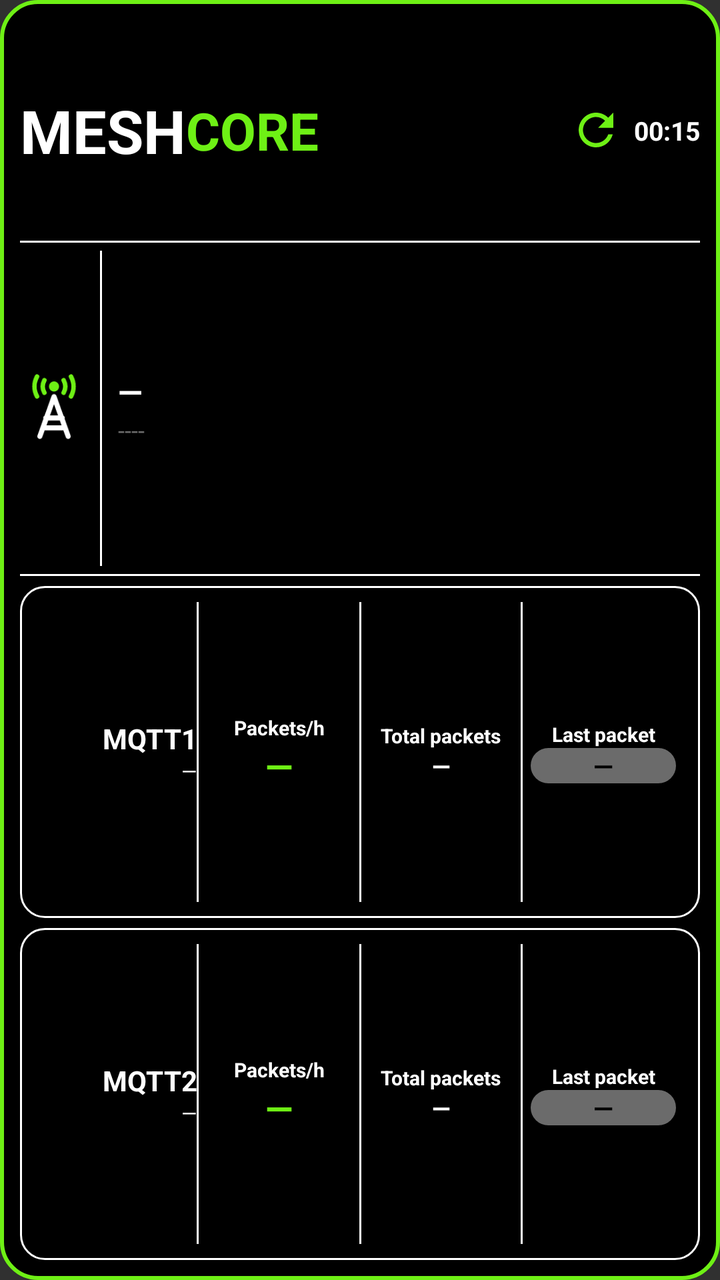
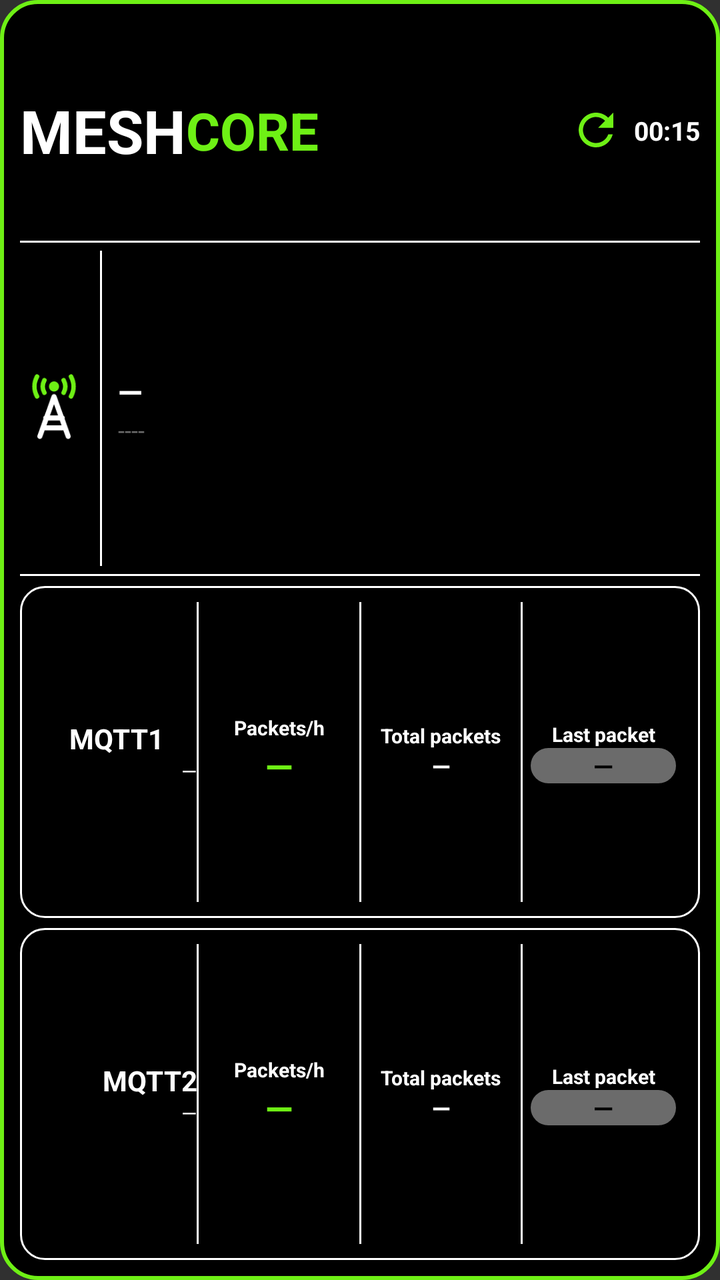

Screens rendered from an Android XML layout before and after an edit, with the pre-edit source and the edit as a unified diff.
<!-- AndroidManifest.xml: application theme android:Theme.Material.NoActionBar -->
<!-- res/layout/widget_observer.xml -->
<?xml version="1.0" encoding="utf-8"?>
<LinearLayout xmlns:android="http://schemas.android.com/apk/res/android"
    android:id="@+id/widget_root"
    android:layout_width="match_parent"
    android:layout_height="match_parent"
    android:orientation="vertical"
    android:padding="10dp"
    android:background="@drawable/widget_bg">

    
    <LinearLayout
        android:layout_width="match_parent"
        android:layout_height="0dp"
        android:layout_weight="2"
        android:orientation="horizontal"
        android:gravity="center_vertical">
        <TextView android:layout_width="wrap_content" android:layout_height="wrap_content"
            android:text="MESH" android:textColor="#FFFFFF" android:textStyle="bold" android:textSize="30sp" android:maxLines="1"/>
        <TextView android:layout_width="wrap_content" android:layout_height="wrap_content"
            android:text="CORE" android:textColor="#6EF015" android:textStyle="bold" android:textSize="26sp" android:maxLines="1"/>
        <FrameLayout android:layout_width="0dp" android:layout_height="1dp" android:layout_weight="1"/>
        <ImageView android:id="@+id/refresh_icon" android:layout_width="26dp" android:layout_height="26dp"
            android:src="@drawable/ic_refresh" android:contentDescription="@null"/>
        <ProgressBar android:id="@+id/refresh_spinner" style="?android:attr/progressBarStyleSmall"
            android:layout_width="26dp" android:layout_height="26dp" android:indeterminate="true"
            android:indeterminateTint="#FFFF9500" android:visibility="gone"/>
        <TextView android:id="@+id/interval_text" android:layout_width="wrap_content" android:layout_height="wrap_content"
            android:layout_marginStart="6dp" android:text="00:15" android:textColor="#FFFFFF" android:textStyle="bold" android:textSize="13sp" android:maxLines="1"/>
    </LinearLayout>

    <FrameLayout android:layout_width="match_parent" android:layout_height="1dp" android:background="#FFFFFF"/>

    
    <LinearLayout
        android:layout_width="match_parent"
        android:layout_height="0dp"
        android:layout_weight="3"
        android:orientation="horizontal"
        android:gravity="center_vertical"
        android:paddingTop="4dp" android:paddingBottom="4dp">
        <ImageView android:layout_width="34dp" android:layout_height="34dp"
            android:src="@drawable/ic_tower" android:contentDescription="@null"/>
        <FrameLayout android:layout_width="1dp" android:layout_height="match_parent" android:layout_marginStart="6dp" android:layout_marginEnd="8dp" android:background="#FFFFFF"/>
        <LinearLayout android:layout_width="0dp" android:layout_height="wrap_content" android:layout_weight="1" android:orientation="vertical" android:gravity="center_vertical">
            <TextView android:id="@+id/obs_name" android:layout_width="match_parent" android:layout_height="wrap_content"
                android:text="—" android:textColor="#FFFFFF" android:textStyle="bold" android:textSize="16sp" android:maxLines="1" android:ellipsize="end"/>
            <TextView android:id="@+id/obs_hash" android:layout_width="match_parent" android:layout_height="wrap_content"
                android:text="----" android:textColor="#6B6B6B" android:textSize="12sp" android:maxLines="1" android:ellipsize="end"/>
        </LinearLayout>
    </LinearLayout>

    <FrameLayout android:layout_width="match_parent" android:layout_height="1dp" android:background="#FFFFFF" android:layout_marginBottom="5dp"/>

    
    <LinearLayout
        android:layout_width="match_parent" android:layout_height="0dp" android:layout_weight="3"
        android:orientation="horizontal" android:gravity="center_vertical"
        android:background="@drawable/card_outline" android:padding="8dp">
        <LinearLayout android:layout_width="0dp" android:layout_height="wrap_content" android:layout_weight="3" android:orientation="vertical">
            <TextView android:layout_width="match_parent" android:layout_height="wrap_content" android:id="@+id/m1_title" android:text="MQTT1" android:textColor="#FFFFFF" android:textStyle="bold" android:gravity="end" android:textSize="14sp" android:maxLines="1" android:autoSizeTextType="uniform" android:autoSizeMinTextSize="10sp" android:autoSizeMaxTextSize="14sp" android:autoSizeStepGranularity="1sp"/>
            <TextView android:id="@+id/m1_host" android:layout_width="match_parent" android:layout_height="wrap_content" android:text="—" android:textColor="#FFFFFF" android:textSize="10sp" android:gravity="end" android:maxLines="1" android:ellipsize="end" android:autoSizeTextType="uniform" android:autoSizeMinTextSize="6sp" android:autoSizeMaxTextSize="10sp" android:autoSizeStepGranularity="1sp"/>
        </LinearLayout>
        <FrameLayout android:layout_width="1dp" android:layout_height="match_parent" android:background="#FFFFFF"/>
        <LinearLayout android:layout_width="0dp" android:layout_height="wrap_content" android:layout_weight="3" android:orientation="vertical" android:gravity="center_horizontal">
            <TextView android:layout_width="match_parent" android:layout_height="wrap_content" android:text="Packets/h" android:textColor="#FFFFFF" android:textStyle="bold" android:gravity="center" android:textSize="10sp" android:maxLines="1" android:autoSizeTextType="uniform" android:autoSizeMinTextSize="6sp" android:autoSizeMaxTextSize="10sp" android:autoSizeStepGranularity="1sp"/>
            <TextView android:id="@+id/m1_hour" android:layout_width="match_parent" android:layout_height="wrap_content" android:text="—" android:textColor="#6EF015" android:textStyle="bold" android:gravity="center" android:textSize="18sp" android:maxLines="1" android:autoSizeTextType="uniform" android:autoSizeMinTextSize="14sp" android:autoSizeMaxTextSize="24sp" android:autoSizeStepGranularity="1sp"/>
        </LinearLayout>
        <LinearLayout android:id="@+id/m1_total_col" android:layout_width="0dp" android:layout_height="match_parent" android:layout_weight="3" android:orientation="horizontal" android:gravity="center_vertical">
        <FrameLayout android:layout_width="1dp" android:layout_height="match_parent" android:background="#FFFFFF"/>
        <LinearLayout android:layout_width="0dp" android:layout_height="wrap_content" android:layout_weight="1" android:orientation="vertical" android:gravity="center_horizontal">
            <TextView android:layout_width="match_parent" android:layout_height="wrap_content" android:text="Total packets" android:textColor="#FFFFFF" android:textStyle="bold" android:gravity="center" android:textSize="10sp" android:maxLines="1" android:autoSizeTextType="uniform" android:autoSizeMinTextSize="6sp" android:autoSizeMaxTextSize="10sp" android:autoSizeStepGranularity="1sp"/>
            <TextView android:id="@+id/m1_total" android:layout_width="match_parent" android:layout_height="wrap_content" android:text="—" android:textColor="#FFFFFF" android:textStyle="bold" android:gravity="center" android:textSize="12sp" android:maxLines="1" android:autoSizeTextType="uniform" android:autoSizeMinTextSize="10sp" android:autoSizeMaxTextSize="15sp" android:autoSizeStepGranularity="1sp"/>
        </LinearLayout>
        </LinearLayout>
        <FrameLayout android:layout_width="1dp" android:layout_height="match_parent" android:background="#FFFFFF"/>
        <LinearLayout android:layout_width="0dp" android:layout_height="wrap_content" android:layout_weight="3" android:orientation="vertical" android:gravity="center_horizontal">
            <TextView android:layout_width="match_parent" android:layout_height="wrap_content" android:text="Last packet" android:textColor="#FFFFFF" android:textStyle="bold" android:gravity="center" android:textSize="10sp" android:maxLines="1" android:autoSizeTextType="uniform" android:autoSizeMinTextSize="6sp" android:autoSizeMaxTextSize="10sp" android:autoSizeStepGranularity="1sp"/>
            <TextView android:id="@+id/m1_last" android:layout_width="match_parent" android:layout_height="wrap_content" android:gravity="center" android:layout_marginStart="4dp" android:layout_marginEnd="4dp" android:background="@drawable/pill_gray" android:text="—" android:textColor="#000000" android:textStyle="bold" android:textSize="13sp" android:maxLines="1" android:autoSizeTextType="uniform" android:autoSizeMinTextSize="9sp" android:autoSizeMaxTextSize="13sp" android:autoSizeStepGranularity="1sp"/>
        </LinearLayout>
    </LinearLayout>

    <FrameLayout android:layout_width="match_parent" android:layout_height="5dp"/>

    
    <LinearLayout
        android:layout_width="match_parent" android:layout_height="0dp" android:layout_weight="3"
        android:orientation="horizontal" android:gravity="center_vertical"
        android:background="@drawable/card_outline" android:padding="8dp">
        <LinearLayout android:layout_width="0dp" android:layout_height="wrap_content" android:layout_weight="3" android:orientation="vertical">
            <TextView android:layout_width="match_parent" android:layout_height="wrap_content" android:id="@+id/m2_title" android:text="MQTT2" android:textColor="#FFFFFF" android:textStyle="bold" android:gravity="end" android:textSize="14sp" android:maxLines="1" android:autoSizeTextType="uniform" android:autoSizeMinTextSize="10sp" android:autoSizeMaxTextSize="14sp" android:autoSizeStepGranularity="1sp"/>
            <TextView android:id="@+id/m2_host" android:layout_width="match_parent" android:layout_height="wrap_content" android:text="—" android:textColor="#FFFFFF" android:textSize="10sp" android:gravity="end" android:maxLines="1" android:ellipsize="end" android:autoSizeTextType="uniform" android:autoSizeMinTextSize="6sp" android:autoSizeMaxTextSize="10sp" android:autoSizeStepGranularity="1sp"/>
        </LinearLayout>
        <FrameLayout android:layout_width="1dp" android:layout_height="match_parent" android:background="#FFFFFF"/>
        <LinearLayout android:layout_width="0dp" android:layout_height="wrap_content" android:layout_weight="3" android:orientation="vertical" android:gravity="center_horizontal">
            <TextView android:layout_width="match_parent" android:layout_height="wrap_content" android:text="Packets/h" android:textColor="#FFFFFF" android:textStyle="bold" android:gravity="center" android:textSize="10sp" android:maxLines="1" android:autoSizeTextType="uniform" android:autoSizeMinTextSize="6sp" android:autoSizeMaxTextSize="10sp" android:autoSizeStepGranularity="1sp"/>
            <TextView android:id="@+id/m2_hour" android:layout_width="match_parent" android:layout_height="wrap_content" android:text="—" android:textColor="#6EF015" android:textStyle="bold" android:gravity="center" android:textSize="18sp" android:maxLines="1" android:autoSizeTextType="uniform" android:autoSizeMinTextSize="14sp" android:autoSizeMaxTextSize="24sp" android:autoSizeStepGranularity="1sp"/>
        </LinearLayout>
        <LinearLayout android:id="@+id/m2_total_col" android:layout_width="0dp" android:layout_height="match_parent" android:layout_weight="3" android:orientation="horizontal" android:gravity="center_vertical">
        <FrameLayout android:layout_width="1dp" android:layout_height="match_parent" android:background="#FFFFFF"/>
        <LinearLayout android:layout_width="0dp" android:layout_height="wrap_content" android:layout_weight="1" android:orientation="vertical" android:gravity="center_horizontal">
            <TextView android:layout_width="match_parent" android:layout_height="wrap_content" android:text="Total packets" android:textColor="#FFFFFF" android:textStyle="bold" android:gravity="center" android:textSize="10sp" android:maxLines="1" android:autoSizeTextType="uniform" android:autoSizeMinTextSize="6sp" android:autoSizeMaxTextSize="10sp" android:autoSizeStepGranularity="1sp"/>
            <TextView android:id="@+id/m2_total" android:layout_width="match_parent" android:layout_height="wrap_content" android:text="—" android:textColor="#FFFFFF" android:textStyle="bold" android:gravity="center" android:textSize="12sp" android:maxLines="1" android:autoSizeTextType="uniform" android:autoSizeMinTextSize="10sp" android:autoSizeMaxTextSize="15sp" android:autoSizeStepGranularity="1sp"/>
        </LinearLayout>
        </LinearLayout>
        <FrameLayout android:layout_width="1dp" android:layout_height="match_parent" android:background="#FFFFFF"/>
        <LinearLayout android:layout_width="0dp" android:layout_height="wrap_content" android:layout_weight="3" android:orientation="vertical" android:gravity="center_horizontal">
            <TextView android:layout_width="match_parent" android:layout_height="wrap_content" android:text="Last packet" android:textColor="#FFFFFF" android:textStyle="bold" android:gravity="center" android:textSize="10sp" android:maxLines="1" android:autoSizeTextType="uniform" android:autoSizeMinTextSize="6sp" android:autoSizeMaxTextSize="10sp" android:autoSizeStepGranularity="1sp"/>
            <TextView android:id="@+id/m2_last" android:layout_width="match_parent" android:layout_height="wrap_content" android:layout_marginStart="4dp" android:layout_marginEnd="4dp" android:gravity="center" android:background="@drawable/pill_gray" android:text="—" android:textColor="#000000" android:textStyle="bold" android:textSize="13sp" android:maxLines="1" android:autoSizeTextType="uniform" android:autoSizeMinTextSize="9sp" android:autoSizeMaxTextSize="13sp" android:autoSizeStepGranularity="1sp"/>
        </LinearLayout>
    </LinearLayout>
</LinearLayout>
<!-- resources referenced by this layout -->
<resources>
  <!-- drawable card_outline (drawable) -->
  <?xml version="1.0" encoding="utf-8"?>
  <shape xmlns:android="http://schemas.android.com/apk/res/android" android:shape="rectangle">
      <solid android:color="#000000"/>
      <stroke android:width="1dp" android:color="#FFFFFF"/>
      <corners android:radius="12dp"/>
  </shape>
  <!-- drawable ic_refresh (drawable) -->
  <?xml version="1.0" encoding="utf-8"?>
  <vector xmlns:android="http://schemas.android.com/apk/res/android" android:width="24dp" android:height="24dp" android:viewportWidth="24" android:viewportHeight="24">
      <path android:fillColor="#6EF015" android:pathData="M17.65,6.35C16.2,4.9 14.21,4 12,4c-4.42,0 -7.99,3.58 -7.99,8s3.57,8 7.99,8c3.73,0 6.84,-2.55 7.73,-6h-2.08c-0.82,2.33 -3.04,4 -5.65,4 -3.31,0 -6,-2.69 -6,-6s2.69,-6 6,-6c1.66,0 3.14,0.69 4.22,1.78L13,11h7V4l-2.35,2.35z"/>
  </vector>
  <!-- drawable ic_tower (drawable) -->
  <?xml version="1.0" encoding="utf-8"?>
  <vector xmlns:android="http://schemas.android.com/apk/res/android" android:width="48dp" android:height="48dp" android:viewportWidth="24" android:viewportHeight="24">
      <path android:fillColor="#6EF015" android:pathData="M12,4.4m-1.8,0a1.8,1.8 0,1 1,3.6 0a1.8,1.8 0,1 1,-3.6 0"/>
      <path android:strokeColor="#6EF015" android:strokeWidth="1.6" android:strokeLineCap="round" android:pathData="M8.6,2.2A4.6,4.6 0,0 0,8.6,6.6M15.4,2.2A4.6,4.6 0,0 1,15.4,6.6M6,0.9A7.4,7.4 0,0 0,6,7.9M18,0.9A7.4,7.4 0,0 1,18,7.9"/>
      <path android:strokeColor="#FFFFFF" android:strokeWidth="1.8" android:strokeLineCap="round" android:strokeLineJoin="round" android:pathData="M12,8L7,22M12,8L17,22M9.1,15.5L14.9,15.5M8.2,19L15.8,19"/>
  </vector>
  <!-- drawable pill_gray (drawable) -->
  <?xml version="1.0" encoding="utf-8"?>
  <shape xmlns:android="http://schemas.android.com/apk/res/android" android:shape="rectangle">
      <solid android:color="#6B6B6B"/>
      <corners android:radius="11dp"/>
  </shape>
  <!-- drawable widget_bg (drawable) -->
  <?xml version="1.0" encoding="utf-8"?>
  <shape xmlns:android="http://schemas.android.com/apk/res/android" android:shape="rectangle">
      <solid android:color="#000000"/>
      <stroke android:width="2dp" android:color="#6EF015"/>
      <corners android:radius="18dp"/>
  </shape>
</resources>

<!-- the commit's change to res/layout/widget_observer.xml (unified diff, before → after) -->
@@ -57,7 +57,7 @@
         android:orientation="horizontal" android:gravity="center_vertical"
         android:background="@drawable/card_outline" android:padding="8dp">
         <LinearLayout android:layout_width="0dp" android:layout_height="wrap_content" android:layout_weight="3" android:orientation="vertical">
-            <TextView android:layout_width="match_parent" android:layout_height="wrap_content" android:id="@+id/m1_title" android:text="MQTT1" android:textColor="#FFFFFF" android:textStyle="bold" android:gravity="end" android:textSize="14sp" android:maxLines="1" android:autoSizeTextType="uniform" android:autoSizeMinTextSize="10sp" android:autoSizeMaxTextSize="14sp" android:autoSizeStepGranularity="1sp"/>
+            <TextView android:layout_width="match_parent" android:layout_height="wrap_content" android:id="@+id/m1_title" android:text="MQTT1" android:textColor="#FFFFFF" android:textStyle="bold" android:gravity="center" android:textSize="14sp" android:maxLines="1" android:autoSizeTextType="uniform" android:autoSizeMinTextSize="10sp" android:autoSizeMaxTextSize="14sp" android:autoSizeStepGranularity="1sp"/>
             <TextView android:id="@+id/m1_host" android:layout_width="match_parent" android:layout_height="wrap_content" android:text="—" android:textColor="#FFFFFF" android:textSize="10sp" android:gravity="end" android:maxLines="1" android:ellipsize="end" android:autoSizeTextType="uniform" android:autoSizeMinTextSize="6sp" android:autoSizeMaxTextSize="10sp" android:autoSizeStepGranularity="1sp"/>
         </LinearLayout>
         <FrameLayout android:layout_width="1dp" android:layout_height="match_parent" android:background="#FFFFFF"/>
